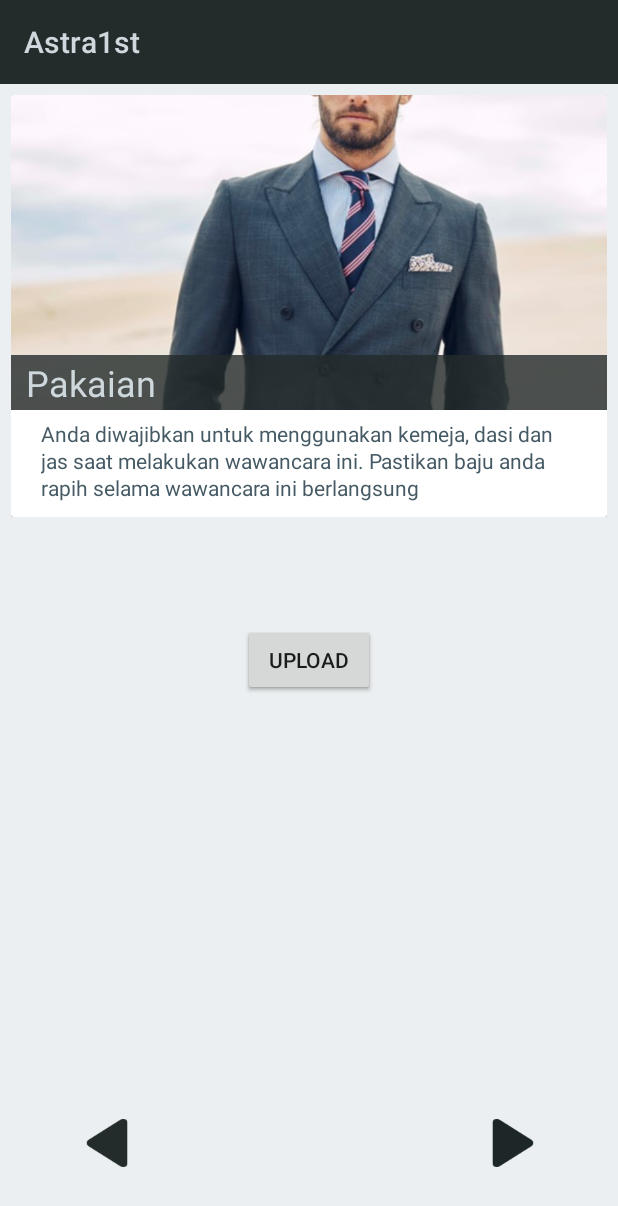
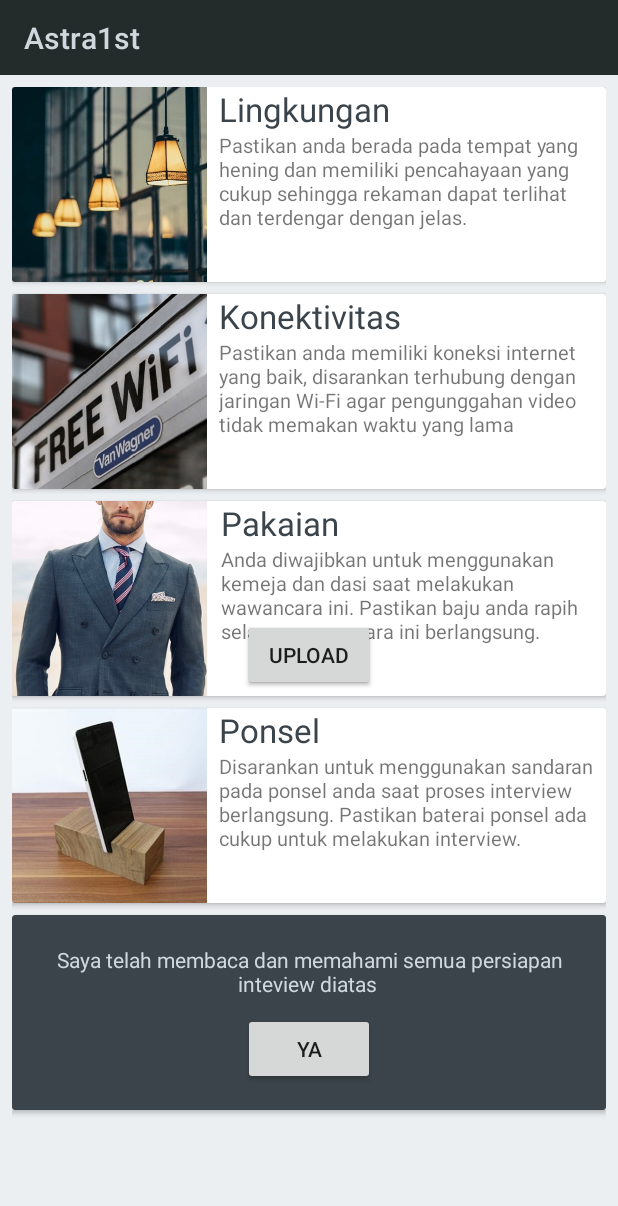
Before and after one commit to sedrasmith/beasiswa, an Android app: the UserAreaActivity screen opened directly, with no data from a screen before it, on a phone screen of 412 x 824 dp. Shown: the top 1206 px of the screen. Run offline under Robolectric (Android 15) with nearby library versions, the phone set to English and light mode, and no system bars; our stand-ins replace Firebase (no records; nobody signed in at launch, a user with empty details on screens opened directly).

Commit message:
first commit, semua fitur utama jalan

```diff
--- a/app/src/main/java/o/astra1st/UserAreaActivity.java
+++ b/app/src/main/java/o/astra1st/UserAreaActivity.java
@@ -32,7 +32,6 @@ import java.io.File;
 public class UserAreaActivity extends AppCompatActivity {
     TabHost tabHost;
     //-------- var tab 1 ------------//
-    Integer[] image = {R.drawable.coba_1, R.drawable.coba_2, R.drawable.coba_3};
     String[]  judul_tutorial_utama = {"Pakaian","Lingkungan","Konektivitas"};
     String[]  penjelasan_tutorial_utama = {"Anda diwajibkan untuk menggunakan kemeja, dasi dan jas saat melakukan wawancara ini. Pastikan baju anda rapih selama wawancara ini berlangsung"
                                           ,"Pastikan anda berada pada tempat yang hening agar jawaban anda dapat terdengar dan memiliki pencahayaan yang cukup sehingga rekaman dapat terlihat dengan jelas."
@@ -74,8 +73,6 @@ public class UserAreaActivity extends AppCompatActivity {
 
         //----------------------------Tab 1-------------------------------
 
-        viewAnimator = (ViewAnimator) findViewById(R.id.animator);
-
         final Animation inAnim = AnimationUtils.loadAnimation(this,R.anim.in);
         final Animation outAnim = AnimationUtils.loadAnimation(this,R.anim.out);
         final Animation inAnim_1 = AnimationUtils.loadAnimation(this,R.anim.in1);
@@ -110,50 +107,6 @@ public class UserAreaActivity extends AppCompatActivity {
         out = AnimationUtils.loadAnimation(getApplicationContext(), R.anim.out);
         in1 = AnimationUtils.loadAnimation(getApplicationContext(), R.anim.in1);
         out1 = AnimationUtils.loadAnimation(getApplicationContext(), R.anim.out1);
-
-
-        next = (ImageButton) findViewById(R.id.next1);
-        prev = (ImageButton) findViewById(R.id.prev1);
-
-        //imageTutorial.setImageResource(image[0]);
-
-        prev.setOnClickListener(new View.OnClickListener() {
-            public void onClick(View v){
-                //imageTutorial.setInAnimation(in);
-                //imageTutorial.setOutAnimation(out);
-                //cardview_tutorial.startAnimation(in);
-                //cardview_tutorial.startAnimation(out);
-                viewAnimator.setInAnimation(inAnim);
-                viewAnimator.setOutAnimation(outAnim);
-                if (i > 0) {
-                    i--;
-                    //imageTutorial.setImageResource(image[i]);
-                    //judul.setText(judul_tutorial_utama[i]);
-                    //penjelasan.setText(penjelasan_tutorial_utama[i]);
-                    viewAnimator.showPrevious();
-
-                }
-            }
-        });
-
-        next.setOnClickListener(new View.OnClickListener() {
-
-            public void onClick(View v) {
-                //imageTutorial.setInAnimation(in1);
-                //imageTutorial.setOutAnimation(out1);
-                //cardview_tutorial.startAnimation(out);
-                //cardview_tutorial.startAnimation(out1);
-                viewAnimator.setInAnimation(inAnim_1);
-                viewAnimator.setOutAnimation(outAnim_1);
-                if (i < image.length - 1) {
-                    i++;
-                   // imageTutorial.setImageResource(image[i]);
-                    //judul.setText(judul_tutorial_utama[i]);
-                   // penjelasan.setText(penjelasan_tutorial_utama[i]);
-                    viewAnimator.showNext();
-                }
-            }
-        });
 
         //----------------------------Tab 1-------------------------------
 
--- a/app/src/main/res/layout/activity_tutoial.xml
+++ b/app/src/main/res/layout/activity_tutoial.xml
@@ -13,290 +13,228 @@
     android:background="#ECEFF1">
 
 
-    <ImageButton
-        android:layout_width="60dp"
-        android:layout_height="60dp"
-        app:srcCompat="@drawable/prev"
-        android:layout_marginLeft="41dp"
-        android:layout_marginStart="41dp"
-        android:background="#00000000"
-        android:id="@+id/prev1"
-        android:layout_alignTop="@+id/next1"
-        android:layout_alignParentLeft="true"
-        android:layout_alignParentStart="true" />
-
-    <ImageButton
-        android:layout_width="60dp"
-        android:layout_height="60dp"
-        app:srcCompat="@drawable/next"
-        android:id="@+id/next1"
-        android:background="#00000000"
-        android:layout_marginRight="40dp"
-        android:layout_marginEnd="40dp"
-        android:layout_marginBottom="32dp"
-        android:layout_alignParentBottom="true"
-        android:layout_alignParentRight="true"
-        android:layout_alignParentEnd="true" />
-
-    <ViewAnimator
+    <ScrollView
         android:layout_width="match_parent"
         android:layout_height="match_parent"
-        android:id="@+id/animator"
-        android:paddingLeft="0dp"
-        android:paddingRight="0dp"
-        android:paddingTop="7dp"
-        android:paddingBottom="7dp">
-
-        <LinearLayout
-            android:orientation="horizontal"
-            android:layout_width="match_parent"
-            android:layout_height="wrap_content"
-            android:paddingLeft="7dp"
-            android:paddingRight="7dp">
-
-            <android.support.v7.widget.CardView
-                android:layout_width="match_parent"
-                android:layout_height="match_parent"
-                android:id="@+id/cardview_tutorial_1"
         android:layout_alignParentTop="true"
         android:layout_alignParentLeft="true"
         android:layout_alignParentStart="true">
 
         <LinearLayout
+            android:layout_width="match_parent"
+            android:layout_height="wrap_content"
             android:orientation="vertical"
+            android:paddingLeft="8dp"
+            android:paddingRight="8dp"
+            android:paddingTop="8dp"
+            android:paddingBottom="8dp">
+
+            <android.support.v7.widget.CardView
                 android:layout_width="match_parent"
-                    android:layout_height="match_parent"
-                    android:paddingLeft="0dp"
-                    android:paddingRight="0dp"
-                    android:paddingTop="0dp"
-                    android:paddingBottom="0dp">
+                android:layout_height="130dp"
+                android:layout_marginBottom="8dp" >
 
-                    <FrameLayout
+                <RelativeLayout
                     android:layout_width="match_parent"
-                        android:layout_height="210dp"
-                        android:id="@+id/frame_1">
+                    android:layout_height="match_parent">
 
                     <ImageView
-                            android:layout_width="match_parent"
-                            android:layout_height="match_parent"
-                            app:srcCompat="@drawable/coba_1"
-                            android:id="@+id/imageView_1"
+                        android:layout_width="130dp"
+                        android:layout_height="wrap_content"
+                        app:srcCompat="@drawable/lampu_kotak"
+                        android:id="@+id/imageView5"
+                        android:layout_alignParentTop="true"
+                        android:layout_alignParentLeft="true"
+                        android:layout_alignParentStart="true"
                         android:scaleType="centerCrop" />
 
                     <TextView
-                            android:text="Pakaian"
-                            android:layout_width="match_parent"
+                        android:text="Lingkungan"
+                        android:layout_width="wrap_content"
                         android:layout_height="wrap_content"
-                            android:id="@+id/judul_tutorial_1"
-                            android:textSize="24sp"
-                            android:layout_marginRight="0dp"
-                            android:layout_marginLeft="0dp"
-                            android:layout_marginTop="0dp"
-                            android:textColor="#cfd8dc"
-                            android:background="#CC232b2b"
-                            android:paddingLeft="10dp"
-                            android:layout_gravity="bottom"
-                            android:paddingTop="2dp"
-                            android:paddingBottom="2dp" />
-
-                    </FrameLayout>
-
-                    <LinearLayout
-                        android:orientation="vertical"
-                        android:layout_width="match_parent"
-                        android:layout_height="wrap_content"
-                        android:layout_below="@+id/layoutgambar"
-                        android:layout_alignParentLeft="true"
-                        android:layout_alignParentStart="true"
-                        android:id="@+id/layout_penjelasan">
+                        android:layout_alignParentTop="true"
+                        android:layout_toRightOf="@+id/imageView5"
+                        android:layout_toEndOf="@+id/imageView5"
+                        android:id="@+id/textView3"
+                        android:textSize="22sp"
+                        android:textColor="#3b444b"
+                        android:layout_marginLeft="8dp" />
 
                     <TextView
-                            android:text="Anda diwajibkan untuk menggunakan kemeja, dasi dan jas saat melakukan wawancara ini. Pastikan baju anda rapih selama wawancara ini berlangsung"
-                            android:layout_width="match_parent"
+                        android:text="Pastikan anda berada pada tempat yang hening dan memiliki pencahayaan yang cukup sehingga rekaman dapat terlihat dan terdengar dengan jelas."
+                        android:layout_width="wrap_content"
                         android:layout_height="wrap_content"
-                            android:id="@+id/penjelasan_tutorial_1"
-                            android:textAlignment="textStart"
-                            android:textColor="#455A64"
-                            android:layout_marginLeft="20dp"
-                            android:layout_marginRight="20dp"
-                            android:layout_marginBottom="10dp"
-                            android:layout_marginTop="6dp"
-                            android:lineSpacingExtra="2sp" />
-
-                    </LinearLayout>
-                </LinearLayout>
-
+                        android:id="@+id/textView4"
+                        android:layout_alignLeft="@+id/textView3"
+                        android:layout_alignStart="@+id/textView3"
+                        android:layout_below="@+id/textView3"
+                        android:layout_marginRight="8dp"
+                        android:textSize="13sp" />
+                </RelativeLayout>
             </android.support.v7.widget.CardView>
-        </LinearLayout>
-
-        <LinearLayout
-            android:orientation="horizontal"
-            android:layout_width="match_parent"
-            android:layout_height="wrap_content"
-            android:paddingLeft="7dp"
-            android:paddingRight="7dp">
 
             <android.support.v7.widget.CardView
                 android:layout_width="match_parent"
+                android:layout_height="130dp"
+                android:layout_marginBottom="8dp" >
+
+                <RelativeLayout
+                    android:layout_width="match_parent"
+                    android:layout_height="match_parent">
+
+                    <ImageView
                         android:layout_height="match_parent"
-            android:id="@+id/cardview_tutorial_2"
+                        app:srcCompat="@drawable/wifi_kotak"
+                        android:id="@+id/imageView6"
                         android:layout_alignParentTop="true"
                         android:layout_alignParentLeft="true"
-            android:layout_alignParentStart="true">
-
-            <LinearLayout
-                android:orientation="vertical"
-                android:layout_width="match_parent"
-                android:layout_height="match_parent"
-                android:paddingLeft="0dp"
-                android:paddingRight="0dp"
-                android:paddingTop="0dp"
-                android:paddingBottom="0dp">
-
-                <FrameLayout
-                    android:layout_width="match_parent"
-                    android:layout_height="210dp"
-                    android:id="@+id/frame_2">
-
-                    <ImageView
-                        android:layout_width="match_parent"
-                        android:layout_height="match_parent"
-                        app:srcCompat="@drawable/coba_2"
-                        android:id="@+id/imageView_2"
+                        android:layout_alignParentStart="true"
+                        android:layout_width="130dp"
                         android:scaleType="centerCrop" />
 
+                    <TextView
+                        android:text="Konektivitas"
+                        android:layout_width="wrap_content"
+                        android:layout_height="wrap_content"
+                        android:layout_alignParentTop="true"
+                        android:layout_toRightOf="@+id/imageView6"
+                        android:layout_toEndOf="@+id/imageView6"
+                        android:id="@+id/textView5"
+                        android:layout_marginLeft="8dp"
+                        android:textSize="22sp"
+                        android:textColor="#3b444b" />
 
                     <TextView
-                        android:text="Lingkungan"
-                        android:layout_width="match_parent"
+                        android:text="Pastikan anda memiliki koneksi internet yang baik, disarankan terhubung dengan jaringan Wi-Fi agar pengunggahan video tidak memakan waktu yang lama"
+                        android:layout_width="wrap_content"
                         android:layout_height="wrap_content"
-                        android:id="@+id/judul_tutorial_2"
-                        android:textSize="24sp"
-                        android:layout_marginRight="0dp"
-                        android:layout_marginLeft="0dp"
-                        android:layout_marginTop="0dp"
-                        android:textColor="#cfd8dc"
-                        android:background="#CC232b2b"
-                        android:paddingLeft="10dp"
-                        android:layout_gravity="bottom"
-                        android:paddingTop="2dp"
-                        android:paddingBottom="2dp" />
-
-                </FrameLayout>
-
-                <LinearLayout
-                    android:orientation="vertical"
-                    android:layout_width="match_parent"
-                    android:layout_height="wrap_content"
-                    android:layout_below="@+id/layoutgambar"
-                    android:layout_alignParentLeft="true"
-                    android:layout_alignParentStart="true"
-                    android:id="@+id/layout_penjelasan2">
-
-                    <TextView
-                        android:text="Pastikan anda berada pada tempat yang hening agar jawaban anda dapat terdengar dan memiliki pencahayaan yang cukup sehingga rekaman dapat terlihat dengan jelas."
-                        android:layout_width="match_parent"
-                        android:layout_height="wrap_content"
-                        android:id="@+id/penjelasan_tutorial_2"
-                        android:textAlignment="textStart"
-                        android:textColor="#455A64"
-                        android:layout_marginLeft="20dp"
-                        android:layout_marginRight="20dp"
-                        android:layout_marginBottom="10dp"
-                        android:layout_marginTop="6dp"
-                        android:lineSpacingExtra="2sp" />
-
-                </LinearLayout>
-            </LinearLayout>
-
+                        android:id="@+id/textView6"
+                        android:textSize="13sp"
+                        android:layout_below="@+id/textView5"
+                        android:layout_alignLeft="@+id/textView5"
+                        android:layout_alignStart="@+id/textView5"
+                        android:layout_marginRight="8dp" />
+                </RelativeLayout>
             </android.support.v7.widget.CardView>
-        </LinearLayout>
-
-        <LinearLayout
-            android:orientation="horizontal"
-            android:layout_width="match_parent"
-            android:layout_height="wrap_content"
-            android:paddingLeft="7dp"
-            android:paddingRight="7dp">
 
             <android.support.v7.widget.CardView
                 android:layout_width="match_parent"
+                android:layout_height="130dp"
+                android:layout_marginBottom="8dp">
+
+                <RelativeLayout
+                    android:layout_width="match_parent"
+                    android:layout_height="match_parent">
+
+                    <TextView
+                        android:text="Pakaian"
+                        android:layout_width="wrap_content"
+                        android:layout_height="wrap_content"
+                        android:id="@+id/textView"
+                        android:layout_alignParentTop="false"
+                        android:layout_marginTop="0dp"
+                        android:layout_toRightOf="@+id/imageView"
+                        android:layout_toEndOf="@+id/imageView"
+                        android:layout_marginLeft="9dp"
+                        android:textSize="22sp"
+                        android:textColor="#3b444b"
+                        android:paddingTop="0dp" />
+
+                    <TextView
+                        android:text="Anda diwajibkan untuk menggunakan kemeja dan dasi saat melakukan wawancara ini. Pastikan baju anda rapih selama wawancara ini berlangsung."
+                        android:layout_width="wrap_content"
+                        android:layout_height="wrap_content"
+                        android:id="@+id/textView2"
+                        android:textAlignment="textStart"
+                        android:layout_below="@+id/textView"
+                        android:layout_alignLeft="@+id/textView"
+                        android:layout_alignStart="@+id/textView"
+                        android:layout_marginRight="8dp"
+                        android:textSize="13sp" />
+
+                    <ImageView
                         android:layout_height="match_parent"
-                android:id="@+id/cardview_tutorial_3"
+                        app:srcCompat="@drawable/kemeja_kotak"
+                        android:id="@+id/imageView"
+                        android:layout_width="130dp"
+                        android:scaleType="centerCrop"
+                        android:layout_alignParentTop="true"
+                        android:layout_alignParentLeft="true"
+                        android:layout_alignParentStart="true" />
+                </RelativeLayout>
+
+            </android.support.v7.widget.CardView>
+
+            <android.support.v7.widget.CardView
+                android:layout_width="match_parent"
+                android:layout_height="130dp"
+                android:layout_marginBottom="8dp">
+
+                <RelativeLayout
+                    android:layout_width="match_parent"
+                    android:layout_height="match_parent">
+
+                    <ImageView
+                        android:layout_height="match_parent"
+                        app:srcCompat="@drawable/holder_kotak"
                         android:layout_alignParentTop="true"
                         android:layout_alignParentLeft="true"
                         android:layout_alignParentStart="true"
-                android:paddingLeft="7dp"
-                android:paddingRight="7dp">
-
-                <LinearLayout
-                    android:orientation="vertical"
-                    android:layout_width="match_parent"
-                    android:layout_height="match_parent"
-                    android:paddingLeft="0dp"
-                    android:paddingRight="0dp"
-                    android:paddingTop="0dp"
-                    android:paddingBottom="0dp">
-
-                    <FrameLayout
-                        android:layout_width="match_parent"
-                        android:layout_height="210dp"
-                        android:id="@+id/frame_3">
-
-                        <ImageView
-                            android:layout_width="match_parent"
-                            android:layout_height="match_parent"
-                            app:srcCompat="@drawable/coba_3"
-                            android:id="@+id/imageView_3"
-                            android:scaleType="centerCrop" />
-
+                        android:id="@+id/imageView9"
+                        android:layout_width="130dp" />
 
                     <TextView
-                            android:text="Konektivitas"
-                            android:layout_width="match_parent"
+                        android:text="Ponsel"
+                        android:layout_width="wrap_content"
                         android:layout_height="wrap_content"
-                            android:id="@+id/judul_tutorial_3"
-                            android:textSize="24sp"
-                            android:layout_marginRight="0dp"
-                            android:layout_marginLeft="0dp"
-                            android:layout_marginTop="0dp"
-                            android:textColor="#cfd8dc"
-                            android:background="#CC232b2b"
-                            android:paddingLeft="10dp"
-                            android:layout_gravity="bottom"
-                            android:paddingTop="2dp"
-                            android:paddingBottom="2dp" />
-
-                    </FrameLayout>
-
-                    <LinearLayout
-                        android:orientation="vertical"
-                        android:layout_width="match_parent"
-                        android:layout_height="wrap_content"
-                        android:layout_below="@+id/layoutgambar"
-                        android:layout_alignParentLeft="true"
-                        android:layout_alignParentStart="true"
-                        android:id="@+id/layout_penjelasan_3">
+                        android:layout_alignParentTop="true"
+                        android:layout_toRightOf="@+id/imageView9"
+                        android:layout_toEndOf="@+id/imageView9"
+                        android:id="@+id/textView7"
+                        android:textColor="#3b444b"
+                        android:textSize="22sp"
+                        android:layout_marginLeft="8dp" />
 
                     <TextView
-                            android:text="Pastikan anda memiliki koneksi internet yang baik, disarankan menggunakan Wi-Fi agar pengunggahan video tidak memakan waktu yang lama"
+                        android:text="Disarankan untuk menggunakan sandaran pada ponsel anda saat proses interview berlangsung. Pastikan baterai ponsel ada cukup untuk melakukan interview."
+                        android:layout_width="wrap_content"
+                        android:layout_height="wrap_content"
+                        android:layout_below="@+id/textView7"
+                        android:layout_alignLeft="@+id/textView7"
+                        android:layout_alignStart="@+id/textView7"
+                        android:id="@+id/textView9"
+                        android:textSize="13sp" />
+                </RelativeLayout>
+            </android.support.v7.widget.CardView>
+
+            <android.support.v7.widget.CardView
                 android:layout_width="match_parent"
+                android:layout_height="130dp"
+                android:layout_marginBottom="8dp"
+                app:cardBackgroundColor="#3b444b">
+
+                <TextView
+                    android:text="Saya telah membaca dan memahami semua persiapan inteview diatas "
+                    android:layout_width="wrap_content"
                     android:layout_height="wrap_content"
-                            android:id="@+id/penjelasan_tutorial_3"
-                            android:textAlignment="textStart"
-                            android:textColor="#455A64"
-                            android:layout_marginLeft="20dp"
-                            android:layout_marginRight="20dp"
-                            android:layout_marginBottom="10dp"
-                            android:layout_marginTop="6dp"
-                            android:lineSpacingExtra="2sp" />
+                    android:id="@+id/textView10"
+                    android:layout_gravity="center_horizontal"
+                    android:layout_marginTop="20dp"
+                    android:textAlignment="center"
+                    android:layout_marginLeft="15dp"
+                    android:layout_marginRight="15dp"
+                    android:textColor="#cfd8dc" />
+
+                <Button
+                    android:text="ya"
+                    android:layout_width="wrap_content"
+                    android:layout_height="wrap_content"
+                    android:id="@+id/button2"
+                    android:layout_gravity="center_horizontal"
+                    android:layout_marginTop="65dp" />
+            </android.support.v7.widget.CardView>
 
         </LinearLayout>
-                </LinearLayout>
-
-            </android.support.v7.widget.CardView>
-        </LinearLayout>
-
-    </ViewAnimator>
+    </ScrollView>
 
 </RelativeLayout>
--- a/app/src/main/res/values/styles.xml
+++ b/app/src/main/res/values/styles.xml
@@ -3,6 +3,8 @@
     <!-- Base application theme. -->
     <style name="AppTheme" parent="Theme.AppCompat.Light">
         <!-- Customize your theme here. -->
+        <item name="android:actionBarSize">50dp</item>
+        <item name="actionBarSize">50dp</item>
         <item name="colorPrimary">@color/colorPrimary</item>
         <item name="colorPrimaryDark">@color/colorPrimaryDark</item>
         <item name="colorAccent">@color/colorAccent</item>
```
Also changed, not shown: app/src/main/res/drawable/holder_kotak.jpg (added), app/src/main/res/drawable/kemeja_kotak.jpg (added), app/src/main/res/drawable/lampu_kotak.jpg (added), app/src/main/res/drawable/wifi_kotak.jpg (added). Lines whose indentation alone changed are shown as unchanged.
